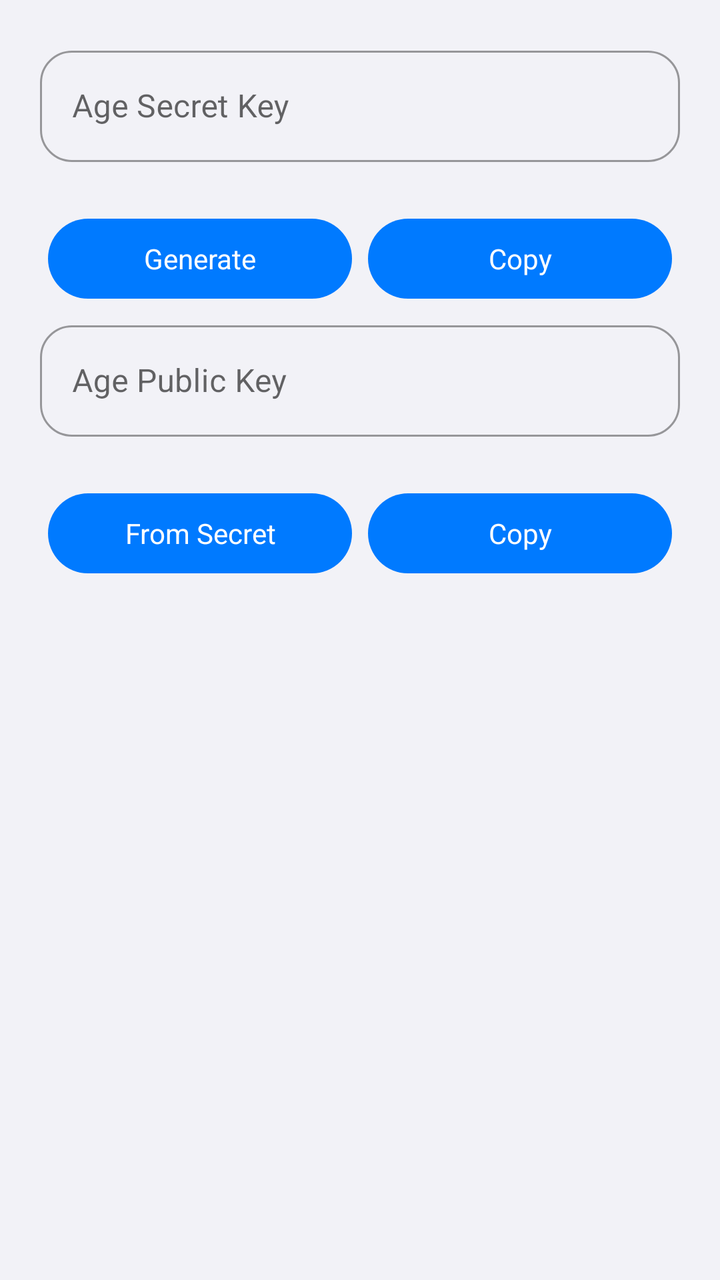
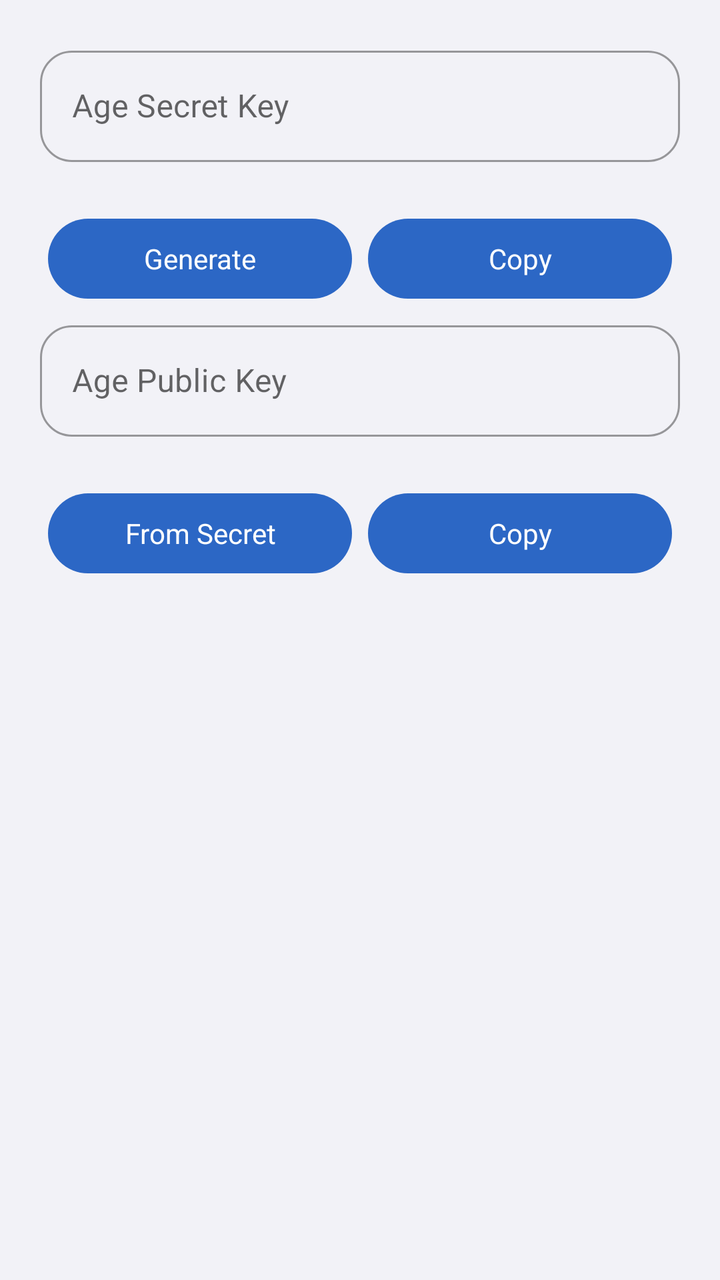

An Android layout rendered at two revisions. The XML below is the earlier revision; the diff shows what the commit changed to produce the second picture.
<!-- AndroidManifest.xml: another module's application theme BootstrapTheme -->
<!-- res/layout/dialog_age_key_helper.xml -->
<?xml version="1.0" encoding="utf-8"?>
<layout xmlns:android="http://schemas.android.com/apk/res/android" xmlns:app="http://schemas.android.com/apk/res-auto">

    <ScrollView android:layout_width="match_parent" android:layout_height="wrap_content">

        <LinearLayout android:layout_width="match_parent" android:layout_height="wrap_content" android:orientation="vertical">

            <LinearLayout android:layout_width="match_parent" android:layout_height="wrap_content" android:orientation="vertical" android:paddingHorizontal="@dimen/dialog_padding" android:paddingTop="@dimen/dialog_padding">

                <com.google.android.material.textfield.TextInputLayout android:id="@+id/secret_key_layout" style="@style/RoyTools.TextInput" android:layout_width="match_parent" android:layout_height="wrap_content" android:hint="@string/age_secret_key" app:errorEnabled="true">

                    <com.google.android.material.textfield.TextInputEditText android:id="@+id/secret_key_view" android:layout_width="match_parent" android:layout_height="wrap_content" android:singleLine="true" />
                </com.google.android.material.textfield.TextInputLayout>
            </LinearLayout>

            <LinearLayout android:layout_width="match_parent" android:layout_height="wrap_content" android:orientation="horizontal" android:baselineAligned="false" android:paddingHorizontal="@dimen/dialog_padding">

                <com.google.android.material.button.MaterialButton android:id="@+id/generate_view" style="@style/RoyTools.DialogSecondaryButton" android:layout_width="0dp" android:layout_height="wrap_content" android:layout_weight="1" android:minHeight="48dp" android:paddingTop="0dp" android:paddingBottom="0dp" android:text="@string/age_key_generate" />

                <com.google.android.material.button.MaterialButton android:id="@+id/copy_secret_key_view" style="@style/RoyTools.DialogSecondaryButton" android:layout_width="0dp" android:layout_height="wrap_content" android:layout_weight="1" android:minHeight="48dp" android:paddingTop="0dp" android:paddingBottom="0dp" android:text="@string/age_key_copy" />
            </LinearLayout>

            <LinearLayout android:layout_width="match_parent" android:layout_height="wrap_content" android:orientation="vertical" android:paddingHorizontal="@dimen/dialog_padding">

                <com.google.android.material.textfield.TextInputLayout android:id="@+id/public_key_layout" style="@style/RoyTools.TextInput" android:layout_width="match_parent" android:layout_height="wrap_content" android:hint="@string/age_public_key" app:errorEnabled="true">

                    <com.google.android.material.textfield.TextInputEditText android:id="@+id/public_key_view" android:layout_width="match_parent" android:layout_height="wrap_content" android:singleLine="true" />
                </com.google.android.material.textfield.TextInputLayout>
            </LinearLayout>

            <LinearLayout android:layout_width="match_parent" android:layout_height="wrap_content" android:orientation="horizontal" android:baselineAligned="false" android:paddingHorizontal="@dimen/dialog_padding" android:paddingBottom="@dimen/dialog_button_margin">

                <com.google.android.material.button.MaterialButton android:id="@+id/to_public_key_view" style="@style/RoyTools.DialogSecondaryButton" android:layout_width="0dp" android:layout_height="wrap_content" android:layout_weight="1" android:minHeight="48dp" android:paddingTop="0dp" android:paddingBottom="0dp" android:text="@string/age_key_to_public" />

                <com.google.android.material.button.MaterialButton android:id="@+id/copy_public_key_view" style="@style/RoyTools.DialogSecondaryButton" android:layout_width="0dp" android:layout_height="wrap_content" android:layout_weight="1" android:minHeight="48dp" android:paddingTop="0dp" android:paddingBottom="0dp" android:text="@string/age_key_copy" />
            </LinearLayout>
        </LinearLayout>
    </ScrollView>
</layout>
<!-- resources referenced by this layout -->
<resources>
  <dimen name="dialog_button_margin">5dp</dimen>
  <dimen name="dialog_padding">20dp</dimen>
  <string name="age_key_copy">Copy</string>
  <string name="age_key_generate">Generate</string>
  <string name="age_key_to_public">From Secret</string>
  <string name="age_public_key">Age Public Key</string>
  <string name="age_secret_key">Age Secret Key</string>
  <style name="RoyTools.DialogSecondaryButton" parent="RoyTools.MaterialButton">
          <item name="android:singleLine">true</item>
          <item name="android:ellipsize">end</item>
          <item name="android:layout_marginStart">4dp</item>
          <item name="android:layout_marginEnd">4dp</item>
          <item name="android:layout_marginLeft">4dp</item>
          <item name="android:layout_marginRight">4dp</item>
          <item name="android:layout_marginTop">4dp</item>
          <item name="android:layout_marginBottom">4dp</item>
      </style>
  <style name="BootstrapTheme" parent="AppThemeLight" />
  <dimen name="roytools_control_radius">16dp</dimen>
  <dimen name="roytools_touch_target">48dp</dimen>
  <color name="color_system_ui_overlay">#50000000</color>
  <color name="roytools_action_blue">#007AFF</color>
  <color name="color_light_background">#FFF2F2F7</color>
  <color name="color_clash_light">#007AFF</color>
  <color name="color_light_clash_stopped">#FF808080</color>
  <color name="color_light_control_disabled">#FFD3D3D3</color>
  <style name="ThemeOverlay.RoyTools.Dialog" parent="ThemeOverlay.MaterialComponents.MaterialAlertDialog">
          <item name="shapeAppearanceOverlay">@style/ShapeAppearanceOverlay.RoyTools</item>
          <item name="android:fontFamily">sans-serif</item>
          <item name="alertDialogStyle">@style/RoyTools.AlertDialog</item>
          <item name="materialAlertDialogTitleTextStyle">@style/RoyTools.DialogTitle</item>
          <item name="materialAlertDialogBodyTextStyle">@style/RoyTools.DialogBody</item>
          <item name="buttonBarButtonStyle">@style/RoyTools.DialogSecondaryButton</item>
          <item name="buttonBarPositiveButtonStyle">@style/RoyTools.DialogPrimaryButton</item>
          <item name="buttonBarNegativeButtonStyle">@style/RoyTools.DialogSecondaryButton</item>
          <item name="buttonBarNeutralButtonStyle">@style/RoyTools.DialogSecondaryButton</item>
          <item name="materialButtonStyle">@style/RoyTools.MaterialButton</item>
          <item name="textInputStyle">@style/RoyTools.TextInput</item>
          <item name="android:backgroundDimAmount">0.32</item>
      </style>
  <style name="RoyTools.AlertDialog" parent="MaterialAlertDialog.MaterialComponents">
          <item name="shapeAppearanceOverlay">@style/ShapeAppearanceOverlay.RoyTools</item>
      </style>
  <style name="RoyTools.DialogPrimaryButton" parent="RoyTools.DialogSecondaryButton" />
  <dimen name="roytools_dialog_radius">24dp</dimen>
  <!-- drawable bg_bottom_sheet (drawable) -->
  <?xml version="1.0" encoding="utf-8"?>
  <layer-list xmlns:android="http://schemas.android.com/apk/res/android">
      <item>
          <shape android:shape="rectangle">
              <solid android:color="?attr/glassToolbarSurface" />
              <stroke android:width="1dp" android:color="?attr/glassBorder" />
              <corners
                  android:topLeftRadius="@dimen/roytools_dialog_radius"
                  android:topRightRadius="@dimen/roytools_dialog_radius" />
          </shape>
      </item>
      <item
          android:gravity="top|center_horizontal"
          android:top="@dimen/bottom_sheet_background_padding_top">
          <shape android:shape="rectangle">
              <size
                  android:width="40dp"
                  android:height="@dimen/bottom_sheet_header_height" />
              <solid android:color="?attr/colorControlHighlight" />
              <corners android:radius="5dp" />
          </shape>
      </item>
  </layer-list>
  <dimen name="bottom_sheet_background_padding_top">10dp</dimen>
  <dimen name="bottom_sheet_header_height">5dp</dimen>
  <!-- unchanged entries left out for length: 16 -->
</resources>

<!-- the commit's change to res/layout/dialog_age_key_helper.xml (unified diff, before → after) -->
@@ -15,9 +15,9 @@
 
             <LinearLayout android:layout_width="match_parent" android:layout_height="wrap_content" android:orientation="horizontal" android:baselineAligned="false" android:paddingHorizontal="@dimen/dialog_padding">
 
-                <com.google.android.material.button.MaterialButton android:id="@+id/generate_view" style="@style/RoyTools.DialogSecondaryButton" android:layout_width="0dp" android:layout_height="wrap_content" android:layout_weight="1" android:minHeight="48dp" android:paddingTop="0dp" android:paddingBottom="0dp" android:text="@string/age_key_generate" />
+                <com.google.android.material.button.MaterialButton android:id="@+id/generate_view" style="@style/RoyTools.DialogButton" android:layout_width="0dp" android:layout_height="wrap_content" android:layout_weight="1" android:minHeight="48dp" android:paddingTop="0dp" android:paddingBottom="0dp" android:text="@string/age_key_generate" />
 
-                <com.google.android.material.button.MaterialButton android:id="@+id/copy_secret_key_view" style="@style/RoyTools.DialogSecondaryButton" android:layout_width="0dp" android:layout_height="wrap_content" android:layout_weight="1" android:minHeight="48dp" android:paddingTop="0dp" android:paddingBottom="0dp" android:text="@string/age_key_copy" />
+                <com.google.android.material.button.MaterialButton android:id="@+id/copy_secret_key_view" style="@style/RoyTools.DialogButton" android:layout_width="0dp" android:layout_height="wrap_content" android:layout_weight="1" android:minHeight="48dp" android:paddingTop="0dp" android:paddingBottom="0dp" android:text="@string/age_key_copy" />
             </LinearLayout>
 
             <LinearLayout android:layout_width="match_parent" android:layout_height="wrap_content" android:orientation="vertical" android:paddingHorizontal="@dimen/dialog_padding">
@@ -30,9 +30,9 @@
 
             <LinearLayout android:layout_width="match_parent" android:layout_height="wrap_content" android:orientation="horizontal" android:baselineAligned="false" android:paddingHorizontal="@dimen/dialog_padding" android:paddingBottom="@dimen/dialog_button_margin">
 
-                <com.google.android.material.button.MaterialButton android:id="@+id/to_public_key_view" style="@style/RoyTools.DialogSecondaryButton" android:layout_width="0dp" android:layout_height="wrap_content" android:layout_weight="1" android:minHeight="48dp" android:paddingTop="0dp" android:paddingBottom="0dp" android:text="@string/age_key_to_public" />
+                <com.google.android.material.button.MaterialButton android:id="@+id/to_public_key_view" style="@style/RoyTools.DialogButton" android:layout_width="0dp" android:layout_height="wrap_content" android:layout_weight="1" android:minHeight="48dp" android:paddingTop="0dp" android:paddingBottom="0dp" android:text="@string/age_key_to_public" />
 
-                <com.google.android.material.button.MaterialButton android:id="@+id/copy_public_key_view" style="@style/RoyTools.DialogSecondaryButton" android:layout_width="0dp" android:layout_height="wrap_content" android:layout_weight="1" android:minHeight="48dp" android:paddingTop="0dp" android:paddingBottom="0dp" android:text="@string/age_key_copy" />
+                <com.google.android.material.button.MaterialButton android:id="@+id/copy_public_key_view" style="@style/RoyTools.DialogButton" android:layout_width="0dp" android:layout_height="wrap_content" android:layout_weight="1" android:minHeight="48dp" android:paddingTop="0dp" android:paddingBottom="0dp" android:text="@string/age_key_copy" />
             </LinearLayout>
         </LinearLayout>
     </ScrollView>
<!-- resource entries referenced after the edit -->
@@ -7,8 +7,9 @@
   <string name="age_key_to_public">From Secret</string>
   <string name="age_public_key">Age Public Key</string>
   <string name="age_secret_key">Age Secret Key</string>
-  <style name="RoyTools.DialogSecondaryButton" parent="RoyTools.MaterialButton">
-          <item name="android:singleLine">true</item>
+  <style name="RoyTools.DialogButton" parent="RoyTools.MaterialButton">
+          <item name="android:singleLine">false</item>
+          <item name="android:maxLines">2</item>
           <item name="android:ellipsize">end</item>
           <item name="android:layout_marginStart">4dp</item>
           <item name="android:layout_marginEnd">4dp</item>
@@ -21,9 +22,9 @@
   <dimen name="roytools_control_radius">16dp</dimen>
   <dimen name="roytools_touch_target">48dp</dimen>
   <color name="color_system_ui_overlay">#50000000</color>
-  <color name="roytools_action_blue">#007AFF</color>
+  <color name="roytools_action_blue">#2C67C5</color>
   <color name="color_light_background">#FFF2F2F7</color>
-  <color name="color_clash_light">#007AFF</color>
+  <color name="color_clash_light">@color/roytools_action_blue</color>
   <color name="color_light_clash_stopped">#FF808080</color>
   <color name="color_light_control_disabled">#FFD3D3D3</color>
   <style name="ThemeOverlay.RoyTools.Dialog" parent="ThemeOverlay.MaterialComponents.MaterialAlertDialog">
@@ -32,45 +33,29 @@
           <item name="alertDialogStyle">@style/RoyTools.AlertDialog</item>
           <item name="materialAlertDialogTitleTextStyle">@style/RoyTools.DialogTitle</item>
           <item name="materialAlertDialogBodyTextStyle">@style/RoyTools.DialogBody</item>
-          <item name="buttonBarButtonStyle">@style/RoyTools.DialogSecondaryButton</item>
-          <item name="buttonBarPositiveButtonStyle">@style/RoyTools.DialogPrimaryButton</item>
-          <item name="buttonBarNegativeButtonStyle">@style/RoyTools.DialogSecondaryButton</item>
-          <item name="buttonBarNeutralButtonStyle">@style/RoyTools.DialogSecondaryButton</item>
+          <item name="buttonBarButtonStyle">@style/RoyTools.DialogButton</item>
+          <item name="buttonBarPositiveButtonStyle">@style/RoyTools.DialogButton</item>
+          <item name="buttonBarNegativeButtonStyle">@style/RoyTools.DialogButton</item>
+          <item name="buttonBarNeutralButtonStyle">@style/RoyTools.DialogButton</item>
           <item name="materialButtonStyle">@style/RoyTools.MaterialButton</item>
           <item name="textInputStyle">@style/RoyTools.TextInput</item>
           <item name="android:backgroundDimAmount">0.32</item>
       </style>
   <style name="RoyTools.AlertDialog" parent="MaterialAlertDialog.MaterialComponents">
           <item name="shapeAppearanceOverlay">@style/ShapeAppearanceOverlay.RoyTools</item>
+          <item name="listItemLayout">@layout/roytools_dialog_list_item</item>
+          <item name="singleChoiceItemLayout">@layout/roytools_dialog_choice_item</item>
       </style>
-  <style name="RoyTools.DialogPrimaryButton" parent="RoyTools.DialogSecondaryButton" />
   <dimen name="roytools_dialog_radius">24dp</dimen>
   <!-- drawable bg_bottom_sheet (drawable) -->
   <?xml version="1.0" encoding="utf-8"?>
-  <layer-list xmlns:android="http://schemas.android.com/apk/res/android">
-      <item>
-          <shape android:shape="rectangle">
-              <solid android:color="?attr/glassToolbarSurface" />
-              <stroke android:width="1dp" android:color="?attr/glassBorder" />
-              <corners
-                  android:topLeftRadius="@dimen/roytools_dialog_radius"
-                  android:topRightRadius="@dimen/roytools_dialog_radius" />
-          </shape>
-      </item>
-      <item
-          android:gravity="top|center_horizontal"
-          android:top="@dimen/bottom_sheet_background_padding_top">
-          <shape android:shape="rectangle">
-              <size
-                  android:width="40dp"
-                  android:height="@dimen/bottom_sheet_header_height" />
-              <solid android:color="?attr/colorControlHighlight" />
-              <corners android:radius="5dp" />
-          </shape>
-      </item>
-  </layer-list>
-  <dimen name="bottom_sheet_background_padding_top">10dp</dimen>
-  <dimen name="bottom_sheet_header_height">5dp</dimen>
+  <shape xmlns:android="http://schemas.android.com/apk/res/android">
+      <solid android:color="?attr/glassToolbarSurface" />
+      <stroke android:width="1dp" android:color="?attr/glassBorder" />
+      <corners
+          android:topLeftRadius="@dimen/roytools_dialog_radius"
+          android:topRightRadius="@dimen/roytools_dialog_radius" />
+  </shape>
   <!-- unchanged entries left out for length: 16 -->
 </resources>
 
